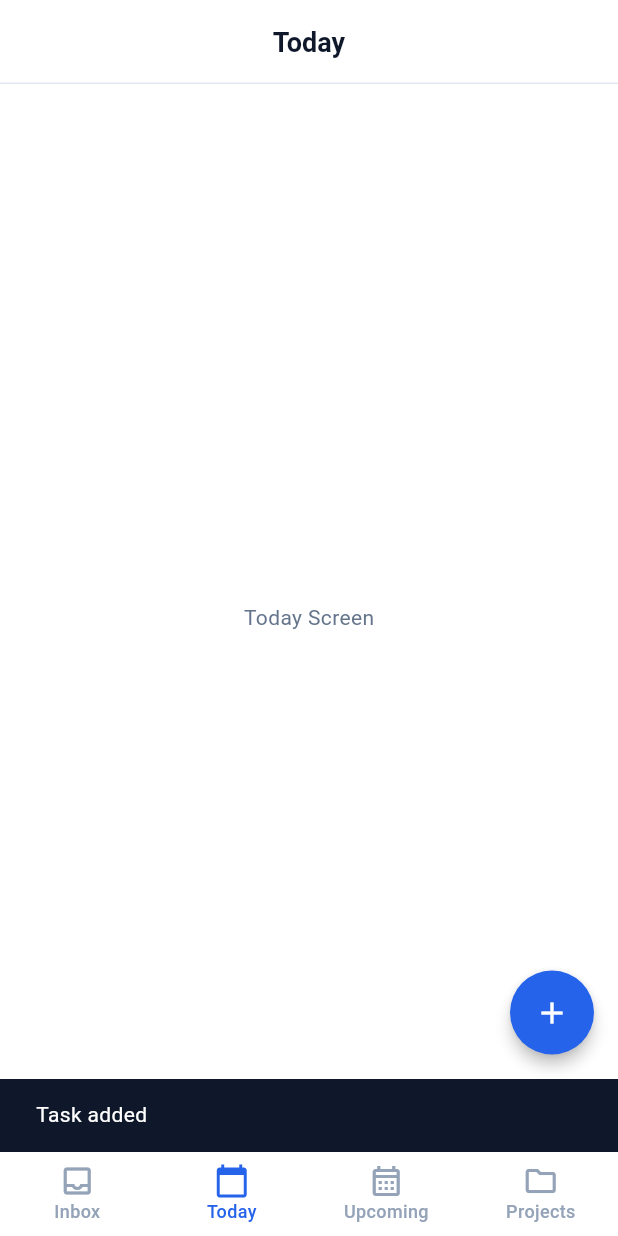
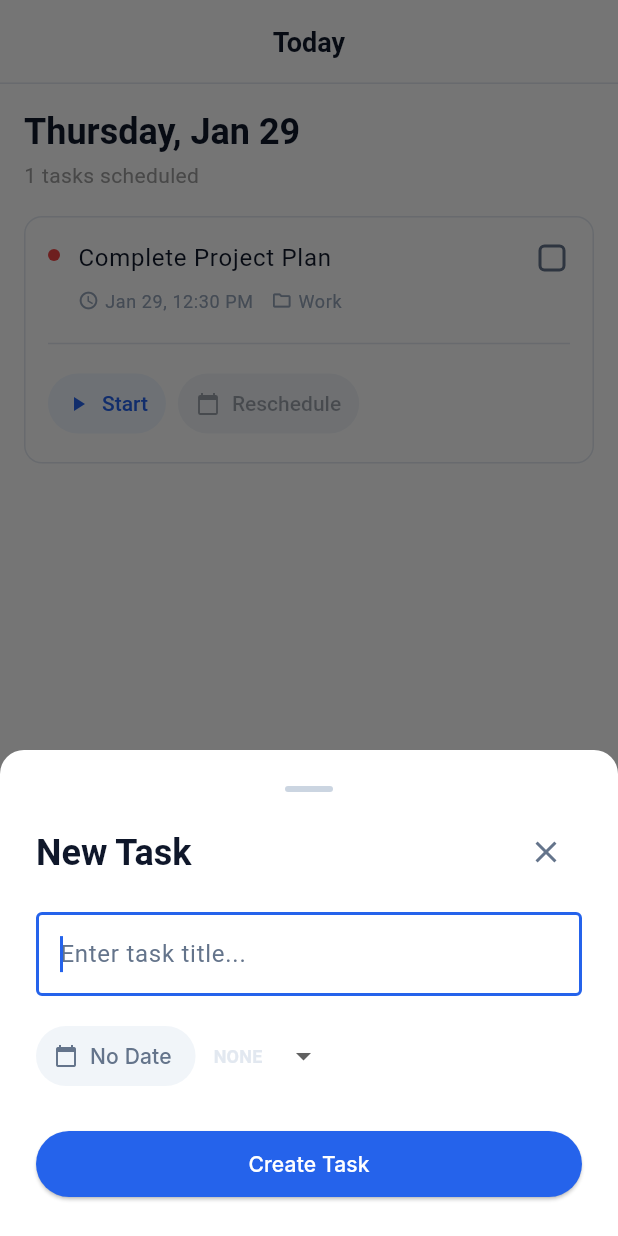
Before and after one commit to DHILIP-S-E/Testforyuou, a Flutter app: the screen it shows after launch, item 2 of the bottom bar chosen, after a tap on the "add" icon, on a phone screen of 412 x 824 dp. Run offline on Flutter 3.47's test engine with Material 3 defaults, Android fonts, the phone set to English and light mode, and no system bars; our stand-ins replace flutter_riverpod, freezed_annotation, go_router, google_fonts, riverpod_annotation; generated files the repository leaves out were written again.

Commit message:
Implement Task Creation, Today View, and Persistence Logic
- Implemented `NewTaskSheet` bottom sheet with fields for Title, Date, and Priority.
- Wired up FAB in `ScaffoldWithNavBar` to open the `NewTaskSheet`.
- Implemented `TodayScreen` to display tasks filtered by the current date.
- Updated `TasksProvider` (Riverpod) to support state updates for new tasks.
- Resolved dependency conflicts by adjusting `pubspec.yaml` versions.
- Generated updated code with `build_runner`.
- Verified functionality with updated widget tests.

Co-authored-by: DHILIP-S-E <155446024+DHILIP-S-E@users.noreply.github.com>

```diff
--- a/lib/features/tasks/presentation/screens/today_screen.dart
+++ b/lib/features/tasks/presentation/screens/today_screen.dart
@@ -1,13 +1,89 @@
 import 'package:flutter/material.dart';
+import 'package:flutter_riverpod/flutter_riverpod.dart';
+import 'package:intl/intl.dart';
+import '../../data/tasks_provider.dart';
+import '../widgets/task_card.dart';
 
-class TodayScreen extends StatelessWidget {
+class TodayScreen extends ConsumerWidget {
   const TodayScreen({super.key});
 
   @override
-  Widget build(BuildContext context) {
+  Widget build(BuildContext context, WidgetRef ref) {
+    final tasks = ref.watch(tasksProvider);
+    final today = DateTime.now();
+
+    // Filter tasks for today
+    final todayTasks = tasks.where((task) {
+      if (task.dueDate == null) return false;
+      return DateUtils.isSameDay(task.dueDate!, today);
+    }).toList();
+
     return Scaffold(
-      appBar: AppBar(title: const Text('Today')),
-      body: const Center(child: Text('Today Screen')),
+      appBar: AppBar(
+        title: const Text('Today'),
+      ),
+      body: Column(
+        crossAxisAlignment: CrossAxisAlignment.start,
+        children: [
+          Padding(
+            padding: const EdgeInsets.all(16.0),
+            child: Column(
+              crossAxisAlignment: CrossAxisAlignment.start,
+              children: [
+                Text(
+                  DateFormat('EEEE, MMM d').format(today),
+                  style: Theme.of(context).textTheme.headlineMedium?.copyWith(
+                    fontWeight: FontWeight.bold,
+                  ),
+                ),
+                const SizedBox(height: 4),
+                Text(
+                  '${todayTasks.length} tasks scheduled',
+                  style: Theme.of(context).textTheme.bodyMedium?.copyWith(
+                    color: Colors.grey,
+                  ),
+                ),
+              ],
+            ),
+          ),
+          Expanded(
+            child: todayTasks.isEmpty
+                ? const Center(
+                    child: Column(
+                      mainAxisAlignment: MainAxisAlignment.center,
+                      children: [
+                        Icon(Icons.calendar_today, size: 64, color: Colors.grey),
+                        SizedBox(height: 16),
+                        Text('No tasks for today',
+                            style: TextStyle(fontSize: 18, color: Colors.grey)),
+                      ],
+                    ),
+                  )
+                : ListView.separated(
+                    padding: const EdgeInsets.symmetric(horizontal: 16),
+                    itemCount: todayTasks.length,
+                    separatorBuilder: (context, index) => const SizedBox(height: 12),
+                    itemBuilder: (context, index) {
+                      final task = todayTasks[index];
+                      return TaskCard(
+                        task: task,
+                        onToggleComplete: () {
+                          ref.read(tasksProvider.notifier).toggleComplete(task.id);
+                        },
+                        onDelete: () {
+                          ref.read(tasksProvider.notifier).removeTask(task.id);
+                        },
+                        onStart: () {
+                          ScaffoldMessenger.of(context).showSnackBar(
+                            SnackBar(content: Text('Started: ${task.title}')),
+                          );
+                        },
+                      );
+                    },
+                  ),
+          ),
+        ],
+      ),
     );
   }
 }
--- /dev/null
+++ b/lib/features/tasks/presentation/widgets/new_task_sheet.dart
@@ -0,0 +1,180 @@
+import 'package:flutter/material.dart';
+import 'package:flutter_riverpod/flutter_riverpod.dart';
+import 'package:intl/intl.dart';
+import 'package:uuid/uuid.dart';
+import '../../../../core/theme/app_theme.dart';
+import '../../data/tasks_provider.dart';
+import '../../domain/task.dart';
+
+class NewTaskSheet extends ConsumerStatefulWidget {
+  const NewTaskSheet({super.key});
+
+  @override
+  ConsumerState<NewTaskSheet> createState() => _NewTaskSheetState();
+}
+
+class _NewTaskSheetState extends ConsumerState<NewTaskSheet> {
+  final _titleController = TextEditingController();
+  final _descriptionController = TextEditingController();
+  DateTime? _selectedDate;
+  TaskPriority _priority = TaskPriority.none;
+
+  @override
+  void dispose() {
+    _titleController.dispose();
+    _descriptionController.dispose();
+    super.dispose();
+  }
+
+  void _submit() {
+    final title = _titleController.text.trim();
+    if (title.isEmpty) return;
+
+    final newTask = Task(
+      id: const Uuid().v4(),
+      title: title,
+      priority: _priority,
+      dueDate: _selectedDate,
+      project: 'Inbox', // Default to Inbox for now
+    );
+
+    ref.read(tasksProvider.notifier).addTask(newTask);
+    Navigator.pop(context);
+  }
+
+  Future<void> _pickDate() async {
+    final now = DateTime.now();
+    final picked = await showDatePicker(
+      context: context,
+      initialDate: now,
+      firstDate: now,
+      lastDate: now.add(const Duration(days: 365)),
+    );
+    if (picked != null) {
+      setState(() {
+        _selectedDate = picked;
+      });
+    }
+  }
+
+  @override
+  Widget build(BuildContext context) {
+    return Container(
+      padding: const EdgeInsets.all(24),
+      decoration: const BoxDecoration(
+        color: AppTheme.backgroundWhite,
+        borderRadius: BorderRadius.vertical(top: Radius.circular(16)),
+      ),
+      child: Column(
+        mainAxisSize: MainAxisSize.min,
+        crossAxisAlignment: CrossAxisAlignment.stretch,
+        children: [
+          // Handle
+          Center(
+            child: Container(
+              width: 32,
+              height: 4,
+              decoration: BoxDecoration(
+                color: const Color(0xFFCBD5E1),
+                borderRadius: BorderRadius.circular(2),
+              ),
+            ),
+          ),
+          const SizedBox(height: 16),
+          // Title
+          Row(
+            mainAxisAlignment: MainAxisAlignment.spaceBetween,
+            children: [
+              Text(
+                'New Task',
+                style: Theme.of(context).textTheme.headlineMedium,
+              ),
+              IconButton(
+                icon: const Icon(Icons.close),
+                onPressed: () => Navigator.pop(context),
+              ),
+            ],
+          ),
+          const SizedBox(height: 16),
+          // Task Title Input
+          TextField(
+            controller: _titleController,
+            autofocus: true,
+            decoration: const InputDecoration(
+              hintText: 'Enter task title...',
+              border: OutlineInputBorder(),
+            ),
+          ),
+          const SizedBox(height: 16),
+          // Date & Priority Row
+          Row(
+            children: [
+              TextButton.icon(
+                onPressed: _pickDate,
+                icon: const Icon(Icons.calendar_today, size: 16),
+                label: Text(
+                  _selectedDate == null
+                      ? 'No Date'
+                      : DateFormat('MMM d').format(_selectedDate!),
+                ),
+                style: TextButton.styleFrom(
+                  backgroundColor: AppTheme.backgroundLightGray,
+                  foregroundColor: AppTheme.textSecondary,
+                ),
+              ),
+              const SizedBox(width: 12),
+              DropdownButton<TaskPriority>(
+                value: _priority,
+                underline: const SizedBox(),
+                items: TaskPriority.values.map((p) {
+                  return DropdownMenuItem(
+                    value: p,
+                    child: Text(
+                      p.name.toUpperCase(),
+                      style: TextStyle(
+                        fontSize: 12,
+                        color: _getPriorityColor(p),
+                        fontWeight: FontWeight.bold,
+                      ),
+                    ),
+                  );
+                }).toList(),
+                onChanged: (val) {
+                  if (val != null) {
+                    setState(() => _priority = val);
+                  }
+                },
+              ),
+            ],
+          ),
+          const SizedBox(height: 24),
+          // Submit Button
+          ElevatedButton(
+            onPressed: _submit,
+            style: ElevatedButton.styleFrom(
+              backgroundColor: AppTheme.primaryBlue,
+              foregroundColor: Colors.white,
+              padding: const EdgeInsets.symmetric(vertical: 12),
+            ),
+            child: const Text('Create Task'),
+          ),
+          // Keyboard padding
+          SizedBox(height: MediaQuery.of(context).viewInsets.bottom),
+        ],
+      ),
+    );
+  }
+
+  Color _getPriorityColor(TaskPriority p) {
+    switch (p) {
+      case TaskPriority.high:
+        return AppTheme.priorityHigh;
+      case TaskPriority.medium:
+        return AppTheme.priorityMedium;
+      case TaskPriority.low:
+        return AppTheme.priorityLow;
+      case TaskPriority.none:
+        return AppTheme.priorityNone;
+    }
+  }
+}
--- a/lib/ui/scaffold_with_navbar.dart
+++ b/lib/ui/scaffold_with_navbar.dart
@@ -1,9 +1,7 @@
 import 'package:flutter/material.dart';
 import 'package:flutter_riverpod/flutter_riverpod.dart';
 import 'package:go_router/go_router.dart';
-import 'package:uuid/uuid.dart';
-import '../features/tasks/data/tasks_provider.dart';
-import '../features/tasks/domain/task.dart';
+import '../features/tasks/presentation/widgets/new_task_sheet.dart';
 
 class ScaffoldWithNavBar extends ConsumerWidget {
   const ScaffoldWithNavBar({
@@ -17,6 +15,15 @@ class ScaffoldWithNavBar extends ConsumerWidget {
     navigationShell.goBranch(
       index,
       initialLocation: index == navigationShell.currentIndex,
+    );
+  }
+
+  void _showNewTaskSheet(BuildContext context) {
+    showModalBottomSheet(
+      context: context,
+      isScrollControlled: true,
+      useSafeArea: true,
+      builder: (context) => const NewTaskSheet(),
     );
   }
 
@@ -51,20 +58,7 @@ class ScaffoldWithNavBar extends ConsumerWidget {
         ],
       ),
       floatingActionButton: FloatingActionButton(
-        onPressed: () {
-          // Temporary: Add a dummy task
-          final newTask = Task(
-            id: const Uuid().v4(),
-            title: 'New Task ${DateTime.now().second}',
-            priority: TaskPriority.medium,
-            project: 'Inbox',
-          );
-          ref.read(tasksProvider.notifier).addTask(newTask);
-
-          ScaffoldMessenger.of(context).showSnackBar(
-            const SnackBar(content: Text('Task added')),
-          );
-        },
+        onPressed: () => _showNewTaskSheet(context),
         child: const Icon(Icons.add),
       ),
     );
```
